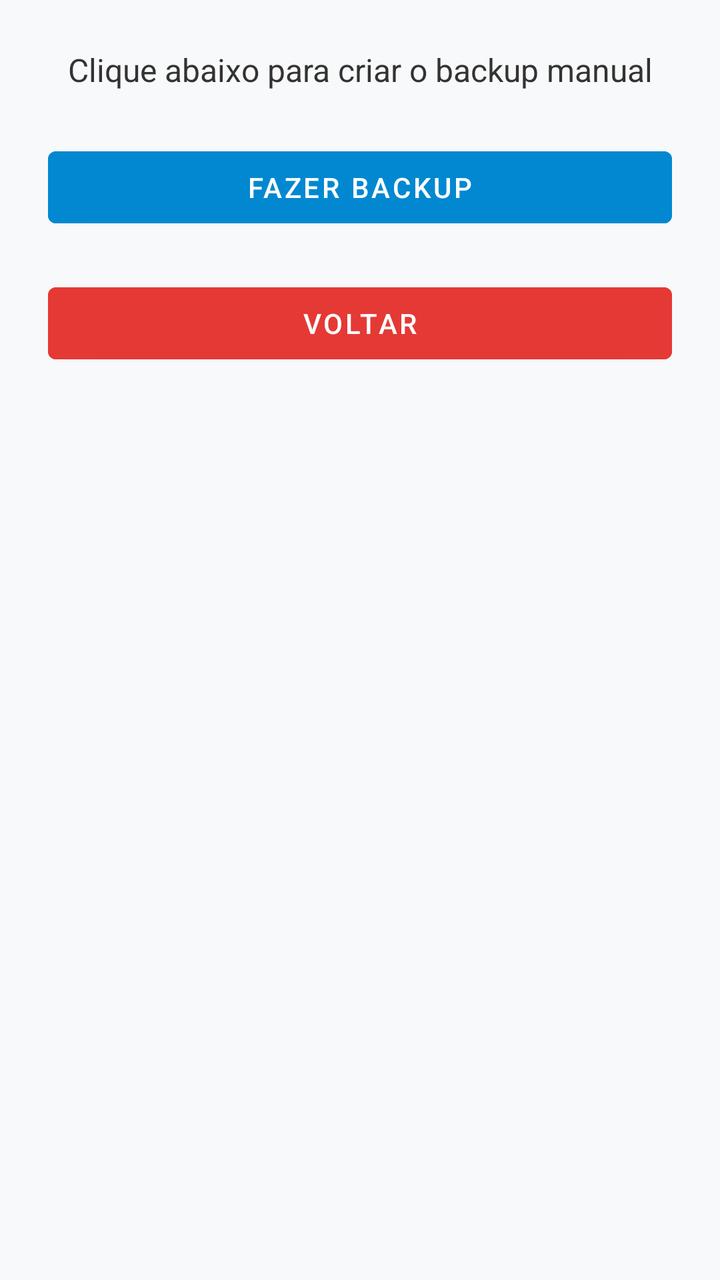
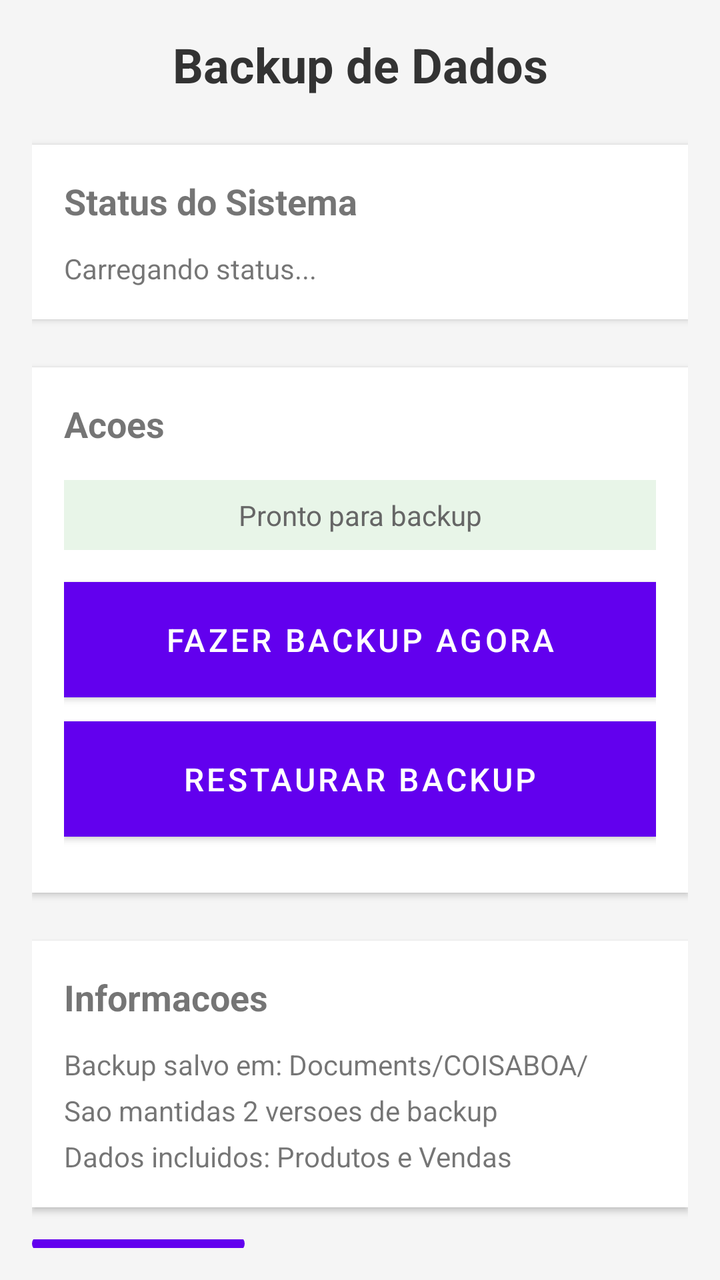

The first picture is an Android layout as it rendered before a commit; the second is the same layout after the commit. The layout source and the unified diff follow.
<!-- AndroidManifest.xml: application theme Theme.COISABOA -->
<!-- res/layout/activity_backup.xml -->
<?xml version="1.0" encoding="utf-8"?>
<LinearLayout xmlns:android="http://schemas.android.com/apk/res/android"
    android:layout_width="match_parent"
    android:layout_height="match_parent"
    android:orientation="vertical"
    android:padding="24dp"
    android:gravity="center_horizontal"
    android:background="#F8F9FA">

    <TextView
        android:id="@+id/tvStatus"
        android:layout_width="match_parent"
        android:layout_height="wrap_content"
        android:text="Clique abaixo para criar o backup manual"
        android:textSize="16sp"
        android:textColor="#333333"
        android:gravity="center"
        android:paddingBottom="24dp" />

    <Button
        android:id="@+id/btnBackup"
        android:layout_width="match_parent"
        android:layout_height="wrap_content"
        android:text="Fazer Backup"
        android:backgroundTint="#0288D1"
        android:textColor="#FFFFFF"
        android:layout_marginBottom="20dp" />

    <Button
        android:id="@+id/btnVoltar"
        android:layout_width="match_parent"
        android:layout_height="wrap_content"
        android:text="Voltar"
        android:backgroundTint="#E53935"
        android:textColor="#FFFFFF" />

</LinearLayout>
<!-- resources referenced by this layout -->
<resources>
  <style name="Theme.COISABOA" parent="Theme.MaterialComponents.DayNight.NoActionBar">
          <item name="colorPrimary">@color/purple_500</item>
          <item name="colorPrimaryVariant">@color/purple_700</item>
          <item name="colorSecondary">@color/teal_200</item>
          <item name="android:statusBarColor" tools:targetApi="l">?attr/colorPrimaryVariant</item>
      </style>
  <color name="purple_500">#6200EE</color>
  <color name="purple_700">#3700B3</color>
  <color name="teal_200">#03DAC5</color>
</resources>

<!-- the commit's change to res/layout/activity_backup.xml (unified diff, before → after) -->
@@ -3,35 +3,145 @@
     android:layout_width="match_parent"
     android:layout_height="match_parent"
     android:orientation="vertical"
-    android:padding="24dp"
-    android:gravity="center_horizontal"
-    android:background="#F8F9FA">
+    android:padding="16dp"
+    android:background="#f5f5f5">
 
     <TextView
-        android:id="@+id/tvStatus"
+        android:id="@+id/tvTitulo"
         android:layout_width="match_parent"
         android:layout_height="wrap_content"
-        android:text="Clique abaixo para criar o backup manual"
-        android:textSize="16sp"
+        android:text="Backup de Dados"
+        android:textSize="24sp"
+        android:textStyle="bold"
         android:textColor="#333333"
         android:gravity="center"
-        android:paddingBottom="24dp" />
+        android:layout_marginBottom="24dp" />
+
+    <LinearLayout
+        android:layout_width="match_parent"
+        android:layout_height="wrap_content"
+        android:orientation="vertical"
+        android:background="#ffffff"
+        android:padding="16dp"
+        android:layout_marginBottom="24dp"
+        android:elevation="2dp">
+
+        <TextView
+            android:layout_width="match_parent"
+            android:layout_height="wrap_content"
+            android:text="Status do Sistema"
+            android:textSize="18sp"
+            android:textStyle="bold"
+            android:layout_marginBottom="12dp" />
+
+        <TextView
+            android:id="@+id/tvBackupInfo"
+            android:layout_width="match_parent"
+            android:layout_height="wrap_content"
+            android:text="Carregando status..."
+            android:textSize="14sp"
+            android:lineSpacingExtra="4dp" />
+
+    </LinearLayout>
+
+    <LinearLayout
+        android:layout_width="match_parent"
+        android:layout_height="wrap_content"
+        android:orientation="vertical"
+        android:background="#ffffff"
+        android:padding="16dp"
+        android:layout_marginBottom="24dp"
+        android:elevation="2dp">
+
+        <TextView
+            android:layout_width="match_parent"
+            android:layout_height="wrap_content"
+            android:text="Acoes"
+            android:textSize="18sp"
+            android:textStyle="bold"
+            android:layout_marginBottom="16dp" />
+
+        <TextView
+            android:id="@+id/tvBackupStatus"
+            android:layout_width="match_parent"
+            android:layout_height="wrap_content"
+            android:text="Pronto para backup"
+            android:textSize="14sp"
+            android:textColor="#666666"
+            android:gravity="center"
+            android:layout_marginBottom="16dp"
+            android:padding="8dp"
+            android:background="#e8f5e8" />
+
+        <Button
+            android:id="@+id/btnFazerBackup"
+            android:layout_width="match_parent"
+            android:layout_height="wrap_content"
+            android:text="Fazer Backup Agora"
+            android:textSize="16sp"
+            android:background="#4CAF50"
+            android:textColor="#ffffff"
+            android:layout_marginBottom="12dp"
+            android:padding="12dp" />
+
+        <Button
+            android:id="@+id/btnRestaurarBackup"
+            android:layout_width="match_parent"
+            android:layout_height="wrap_content"
+            android:text="Restaurar Backup"
+            android:textSize="16sp"
+            android:background="#2196F3"
+            android:textColor="#ffffff"
+            android:layout_marginBottom="12dp"
+            android:padding="12dp" />
+
+    </LinearLayout>
+
+    <LinearLayout
+        android:layout_width="match_parent"
+        android:layout_height="wrap_content"
+        android:orientation="vertical"
+        android:background="#ffffff"
+        android:padding="16dp"
+        android:elevation="2dp">
+
+        <TextView
+            android:layout_width="match_parent"
+            android:layout_height="wrap_content"
+            android:text="Informacoes"
+            android:textSize="18sp"
+            android:textStyle="bold"
+            android:layout_marginBottom="12dp" />
+
+        <TextView
+            android:layout_width="match_parent"
+            android:layout_height="wrap_content"
+            android:text="Backup salvo em: Documents/COISABOA/"
+            android:textSize="14sp"
+            android:layout_marginBottom="4dp" />
+
+        <TextView
+            android:layout_width="match_parent"
+            android:layout_height="wrap_content"
+            android:text="Sao mantidas 2 versoes de backup"
+            android:textSize="14sp"
+            android:layout_marginBottom="4dp" />
+
+        <TextView
+            android:layout_width="match_parent"
+            android:layout_height="wrap_content"
+            android:text="Dados incluidos: Produtos e Vendas"
+            android:textSize="14sp" />
+
+    </LinearLayout>
 
     <Button
-        android:id="@+id/btnBackup"
-        android:layout_width="match_parent"
-        android:layout_height="wrap_content"
-        android:text="Fazer Backup"
-        android:backgroundTint="#0288D1"
-        android:textColor="#FFFFFF"
-        android:layout_marginBottom="20dp" />
-
-    <Button
-        android:id="@+id/btnVoltar"
-        android:layout_width="match_parent"
+        android:id="@+id/btnVoltarBackup"
+        android:layout_width="wrap_content"
         android:layout_height="wrap_content"
         android:text="Voltar"
-        android:backgroundTint="#E53935"
-        android:textColor="#FFFFFF" />
+        android:layout_gravity="start"
+        android:layout_marginTop="16dp"
+        android:paddingHorizontal="24dp" />
 
 </LinearLayout>
